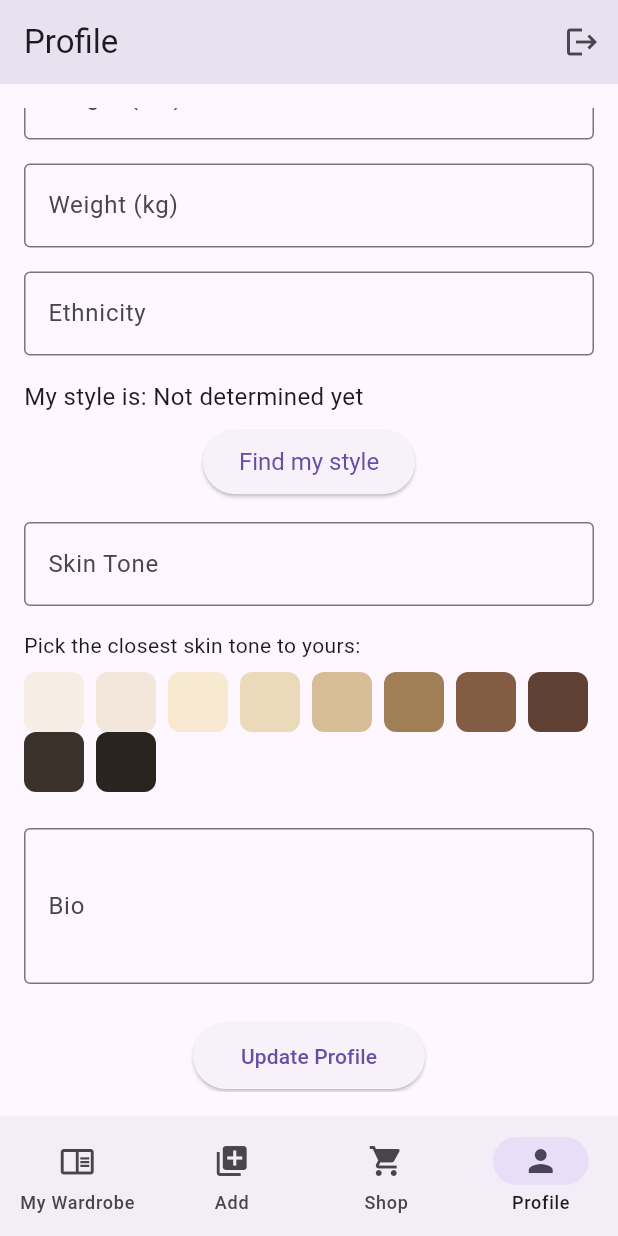
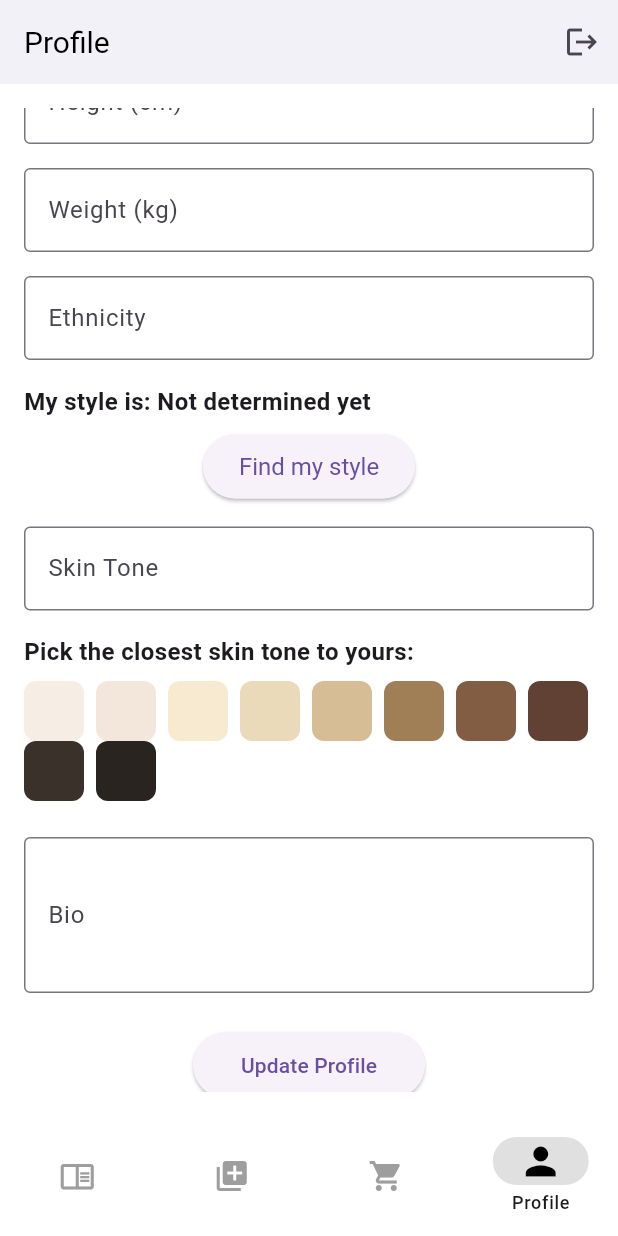
Before and after one commit to chienshyong/kagame_app, a Flutter app: the ProfilePage screen opened by its route, scrolled down 364 dp, on a phone screen of 412 x 824 dp. Run offline on Flutter 3.47's test engine with Material 3 defaults, Android fonts, the phone set to English and light mode, and no system bars; our stand-ins replace flutter_secure_storage, go_router, image_picker; missing offline and left inert: material_tag_editor; accounts and stored records are empty; network calls fail.

Commit message:
changed bottom menu bar apppearance

```diff
--- a/lib/main.dart
+++ b/lib/main.dart
@@ -125,6 +125,37 @@ class MyApp extends StatelessWidget {
   Widget build(BuildContext context) {
     return MaterialApp.router(
       routerConfig: router,
+      theme: ThemeData(
+        primarySwatch: Colors.deepOrange, // Changes primary color
+        scaffoldBackgroundColor: Colors.white, // Background color
+        textTheme: TextTheme(
+          bodyMedium: TextStyle(fontSize: 16, fontWeight: FontWeight.bold),
+        ),
+        appBarTheme: AppBarTheme(
+          backgroundColor: const Color.fromARGB(255, 255, 255, 255),
+          titleTextStyle: TextStyle(color: Colors.black, fontSize: 20),
+        ),
+        navigationBarTheme: NavigationBarThemeData(
+          backgroundColor: Colors.white, // Background color of NavigationBar
+          elevation: 10, // Adds a shadow effect
+          indicatorColor: Colors.black12, // Selection indicator color
+
+          iconTheme: WidgetStateProperty.resolveWith<IconThemeData>(
+            (Set<WidgetState> states) {
+              if (states.contains(WidgetState.selected)) {
+                return IconThemeData(
+                  color: Colors.black, // Color when selected
+                  size: 30, // Large icon when selected
+                );
+              }
+              return IconThemeData(
+                color: Colors.grey, // Color when unselected
+                size: 24, // Smaller icon when unselected
+              );
+            },
+          ),
+        )
+      ),
     );
   }
 }
@@ -152,14 +183,21 @@ class ScaffoldWithNestedNavigation extends StatelessWidget {
         body: navigationShell,
         bottomNavigationBar: NavigationBar(
           selectedIndex: navigationShell.currentIndex,
+          labelBehavior: NavigationDestinationLabelBehavior.onlyShowSelected, // Only show selected label
           destinations: const [
             NavigationDestination(
                 label: 'My Wardrobe',
                 icon: Icon(Icons.chrome_reader_mode_outlined)),
-            NavigationDestination(label: 'Add', icon: Icon(Icons.library_add)),
+                // icon: Icon(Icons.all_inbox)), // alternative icon
             NavigationDestination(
-                label: 'Shop', icon: Icon(Icons.shopping_cart)),
-            NavigationDestination(label: 'Profile', icon: Icon(Icons.person)),
+                label: 'Add Clothes',
+                icon: Icon(Icons.library_add)),
+            NavigationDestination(
+                label: 'Shop',
+                icon: Icon(Icons.shopping_cart)),
+            NavigationDestination(
+                label: 'Profile',
+                icon: Icon(Icons.person)),
           ],
           onDestinationSelected: _goBranch,
         ),
--- a/lib/shop/shop_page.dart
+++ b/lib/shop/shop_page.dart
@@ -239,8 +239,8 @@ class _ShopPageState extends State<ShopPage> with SingleTickerProviderStateMixin
                                   },
                                   child: Image.asset(
                                     'lib/assets/KagaMe.png',
-                                    width: 100.0,
-                                    height: 50.0,
+                                    width: 120.0,
+                                    height: 60.0,
                                   ),
                                 ),
                                 SizedBox(width: 16.0),
@@ -258,6 +258,7 @@ class _ShopPageState extends State<ShopPage> with SingleTickerProviderStateMixin
                                     child: TextField(
                                       decoration: InputDecoration(
                                         hintText: 'Search Products',
+                                        hintStyle: TextStyle(fontSize: 14, color: Colors.grey),
                                         border: InputBorder.none,
                                         prefixIcon: Icon(Icons.search, color: Colors.grey),
                                         suffixIcon: IconButton(
@@ -266,6 +267,7 @@ class _ShopPageState extends State<ShopPage> with SingleTickerProviderStateMixin
                                             print('Filter icon tapped');
                                           },
                                         ),
+                                        contentPadding: EdgeInsets.symmetric(vertical: 12.0), // Adjust padding
                                       ),
                                     ),
                                   ),
```
Also changed, not shown: lib/wardrobe/wardrobe_page.dart (+8 -3 lines), 1 other file.
